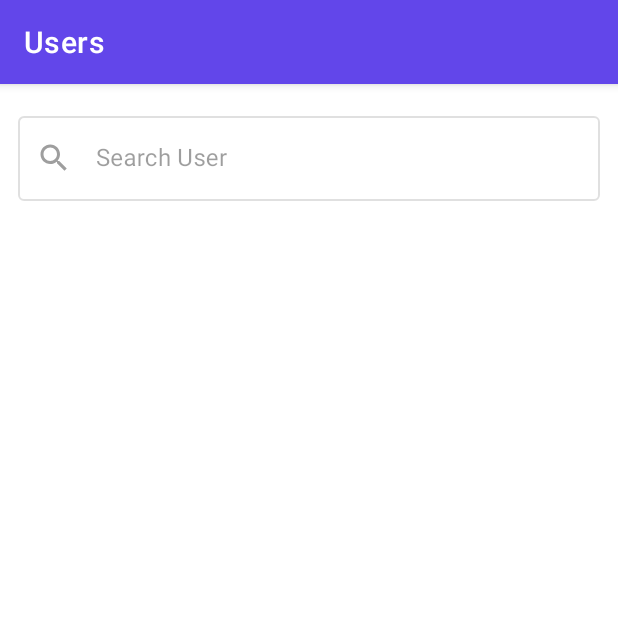
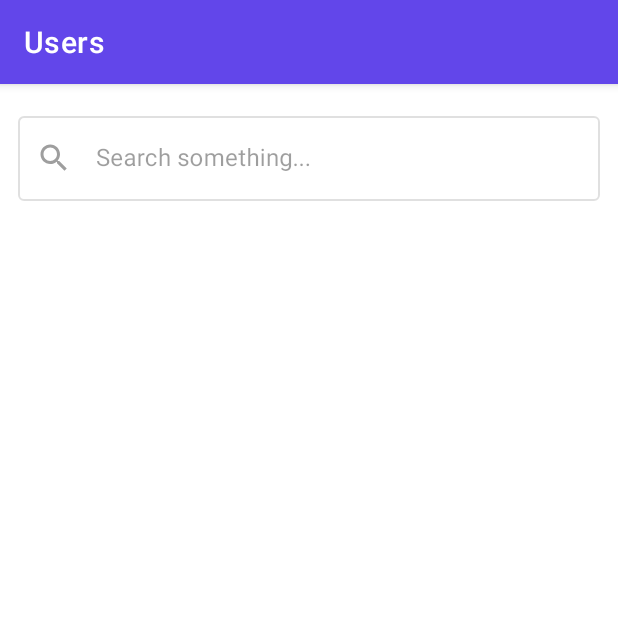
Before and after one commit to cenfo-418-teapot/Palfinder, an Android app: the SearchActivity screen opened directly, with no data from a screen before it, on a phone screen of 412 x 824 dp, the top half of it. Run offline under Robolectric (Android 15) with nearby library versions, the phone set to English and light mode, and no system bars; libraries missing offline, so code that uses them is left out: com.amplifyframework.api, com.amplifyframework.core; plain views replace CounterFab; Roboto replaces fonts that are not available here; 1 statement that could not run was skipped.

Commit message:
fix: Search generality

```diff
--- a/app/src/main/res/layout/activity_search.xml
+++ b/app/src/main/res/layout/activity_search.xml
@@ -26,7 +26,7 @@
             android:layout_height="wrap_content"
             android:layout_marginBottom="@dimen/activity_vertical_margin"
             android:enabled="false"
-            android:hint="@string/search_user_hint"
+            android:hint="@string/search_general_hint"
             app:errorEnabled="false"
             app:startIconDrawable="@drawable/ic_search">
 
--- a/app/src/main/res/values/strings.xml
+++ b/app/src/main/res/values/strings.xml
@@ -132,6 +132,7 @@
     <string name="btn_create">Create</string>
     <string name="btn_cancel">Cancel</string>
     <string name="search_user_hint">Search User</string>
+    <string name="search_general_hint">Search something...</string>
     <string name="title_activity_initial_account_setup">InitialAccountSetup</string>
     <string name="pick_tag">Pick Your Tags</string>
     <string name="account_preferences_title">Account Preferences</string>
```
